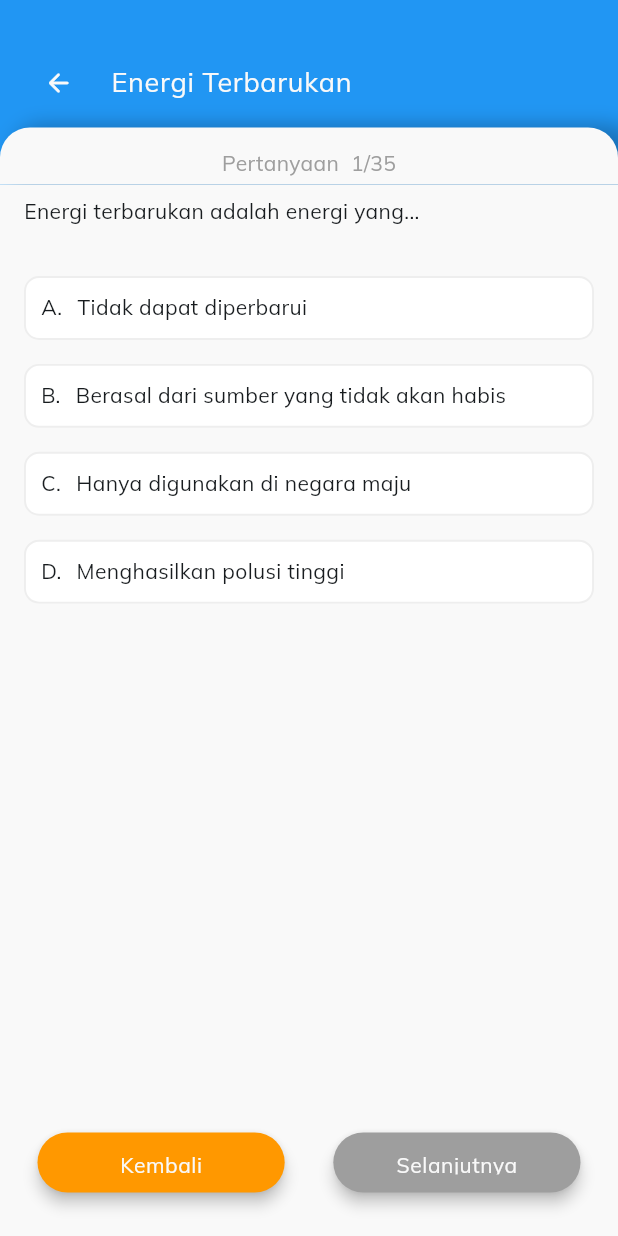
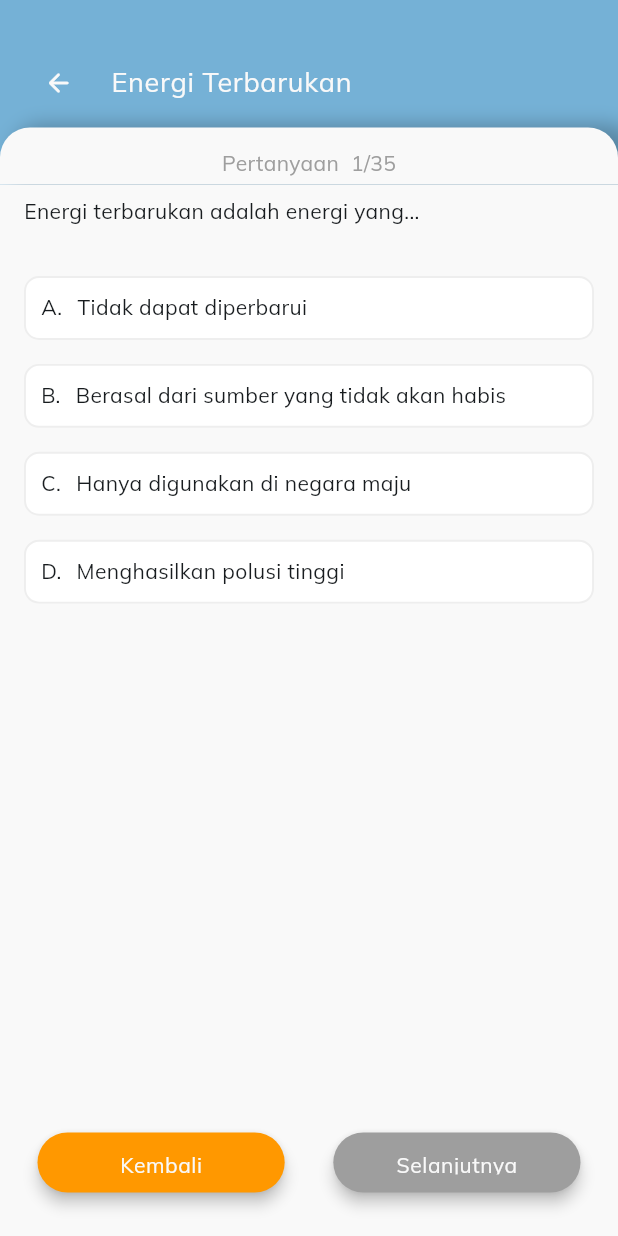
Before and after one commit to stvhrs/zulfikar, a Flutter app: the Assesmen screen opened directly, on a phone screen of 412 x 824 dp. Run offline on Flutter 3.47's test engine with Material 3 defaults, Android fonts, the light colour scheme and no system bars; our stand-ins replace flutter_carousel_widget, pdf, printing, shimmer_animation.

```diff
--- a/lib/assesment/asssment.dart
+++ b/lib/assesment/asssment.dart
@@ -6,9 +6,8 @@ import 'package:zulfikar/assesment/hasil.dart';
 import 'package:zulfikar/assesment/model/quiz.dart';
 
 class Assesmen extends StatefulWidget {
-  final Color color;
   final Quiz data;
-  const Assesmen({super.key, required this.data, required this.color});
+  const Assesmen({super.key, required this.data, });
 
   @override
   State<Assesmen> createState() => _AssesmenState();
@@ -110,7 +109,7 @@ class _AssesmenState extends State<Assesmen> {
                                         .userAnswer!.isEmpty)
                             ? Colors.grey
                             : _questionNumber < data!.questions.length
-                                ? widget.color
+                                ?Theme.of(context).primaryColor
                                 : Colors.green),
                     fixedSize: WidgetStateProperty.all(
                       Size(MediaQuery.sizeOf(context).width * 0.40, 40),
@@ -124,7 +123,8 @@ class _AssesmenState extends State<Assesmen> {
                                   null ||
                           data!.questions[_questionNumber - 1].type ==
                                   QuestionType.essay &&
-                              data!.questions[_questionNumber - 1].userAnswer!.isEmpty)
+                              data!.questions[_questionNumber - 1].userAnswer!
+                                  .isEmpty)
                       ? null
                       : () {
                           if (_questionNumber < data!.questions.length) {
@@ -172,7 +172,7 @@ class _AssesmenState extends State<Assesmen> {
                                   correctAnswer: correct,
                                   wrongAnser: wrong,
                                   waktu: Duration(seconds: counter).inMinutes,
-                                  color: widget.color,
+                                  color:Theme.of(context).primaryColor,
                                   data: data!,
                                   judul: "Energi Terbarukan",
                                   points: (correct * 2) + uraian),
@@ -199,8 +199,9 @@ class _AssesmenState extends State<Assesmen> {
         appBar: PreferredSize(
           preferredSize:
               Size.fromHeight(MediaQuery.of(context).size.height * 0.2),
-          child: Container(color: widget.color,
-              padding: const EdgeInsets.only(left: 0, right: 0,top: 30),
+          child: Container(
+            color:Theme.of(context).primaryColor,
+            padding: const EdgeInsets.only(left: 0, right: 0, top: 30),
             child: SingleChildScrollView(
               child: Column(
                 mainAxisAlignment: MainAxisAlignment.center,
@@ -286,7 +287,6 @@ class _AssesmenState extends State<Assesmen> {
             ),
           ),
         ),
-
         body: Container(
           color: const Color.fromRGBO(249, 249, 249, 1),
           padding: const EdgeInsets.symmetric(horizontal: 8),
@@ -304,15 +304,19 @@ class _AssesmenState extends State<Assesmen> {
             itemBuilder: (context, index) {
               final WidgetQuestion myquestions = data!.questions[index];
               if (myquestions.type == QuestionType.essay) {
-                return ListView(padding: const EdgeInsets.all(8.0),
+                return ListView(
+                  padding: const EdgeInsets.all(8.0),
                   children: [
                     Text(
                       myquestions.htmlText,
                     ),
                     Padding(
                       padding: const EdgeInsets.only(top: 15),
-                      child: TextFormField(maxLines: 10,
-                        decoration: InputDecoration(hintText: "Jawaban",),
+                      child: TextFormField(
+                        maxLines: 10,
+                        decoration: InputDecoration(
+                          hintText: "Jawaban",
+                        ),
                         initialValue:
                             data!.questions[_questionNumber - 1].userAnswer,
                         onChanged: (v) {
--- a/lib/assesment/hasil.dart
+++ b/lib/assesment/hasil.dart
@@ -229,7 +229,7 @@ class _ResultState extends State<Result> {
                                   const EdgeInsets.symmetric(horizontal: 24),
                               alignment: Alignment.center,
                               padding: const EdgeInsets.symmetric(
-                                  vertical: 12, horizontal: 40),
+                                  vertical: 5, horizontal: 40),
                               width: double.infinity,
                               child: const Text(
                                 'Ke beranda',
--- a/lib/home/widgets/custom_button.dart
+++ b/lib/home/widgets/custom_button.dart
@@ -134,7 +134,6 @@ class _CustomButtonState2 extends State<CustomButton2> {
           await Future.delayed(const Duration(milliseconds: 70));
           Navigator.of(context).push(MaterialPageRoute(
               builder: (context) => Assesmen(
-                  color: Colors.blue,
                   data: asesmen)));
         },
         onTapUp: (_) {
```
Also changed, not shown: lib/assesment/generate_pdf.dart (+17 -5 lines). Lines whose indentation alone changed are shown as unchanged.
